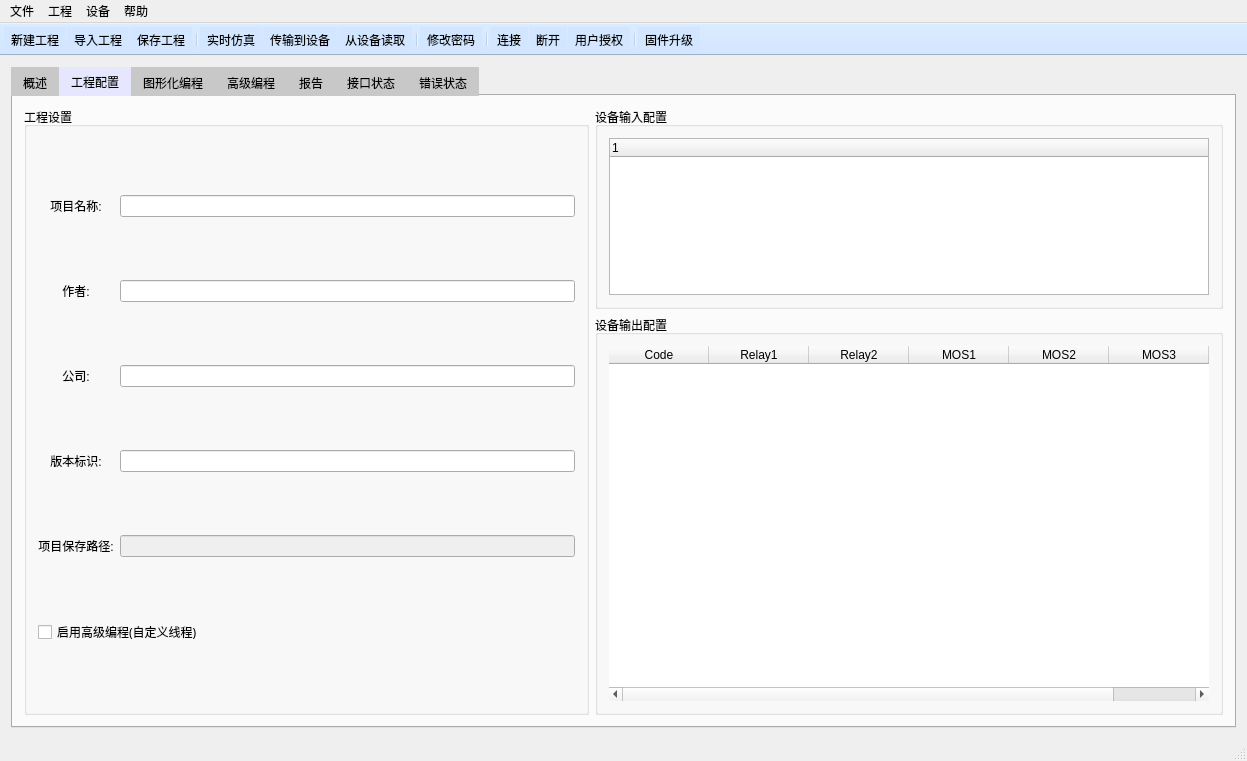
Above: mainwindow.ui from su0814/qt_spc100 before the change. Below: the same form after it.
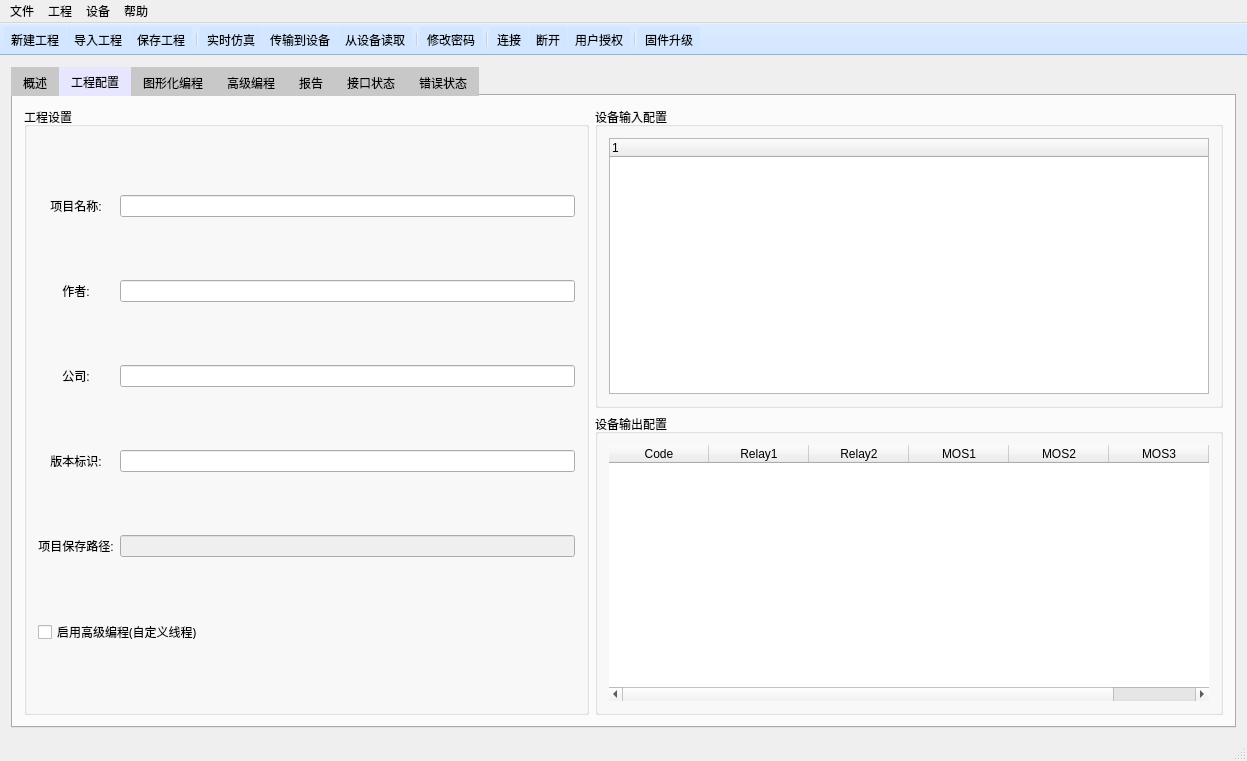
That is the form after the change. The open tabs and pages were chosen to show the change. Icons and pictures are not drawn.

```diff
--- a/mainwindow.ui
+++ b/mainwindow.ui
@@ -722,6 +722,14 @@
           <layout class="QGridLayout" name="gridLayout_35">
            <item row="0" column="0">
             <widget class="QTreeWidget" name="treeWidget_condi">
+             <property name="styleSheet">
+              <string notr="true">QTreeWidget::branch:closed:has-children {
+    image: url(:/new/photo/photo/menu_close.png);
+}
+QTreeWidget::branch:open:has-children {
+    image: url(:/new/photo/photo/menu_open.png);
+}</string>
+             </property>
              <property name="verticalScrollBarPolicy">
               <enum>Qt::ScrollBarAlwaysOff</enum>
              </property>
@@ -749,7 +757,7 @@
           <property name="minimumSize">
            <size>
             <width>0</width>
-            <height>400</height>
+            <height>0</height>
            </size>
           </property>
           <property name="title">
```
Left out of the diff: 6 changed lines with no effect on the pictures.
